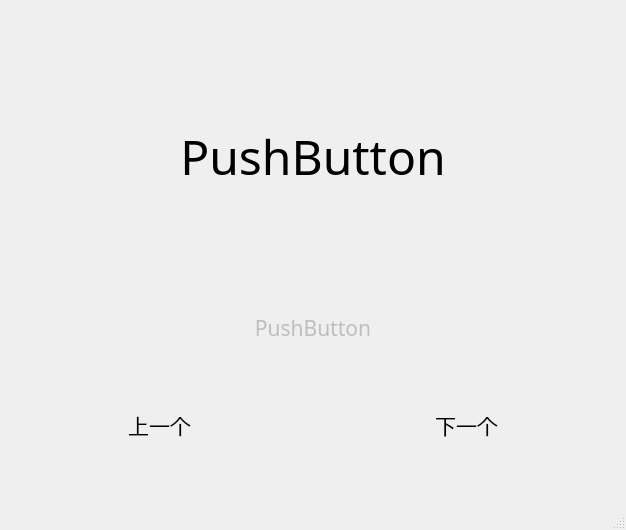
This is myApp/ui/ui/learnUI.ui in weilindong666/MyCode as Qt 5 draws it before an edit. The edited form follows.
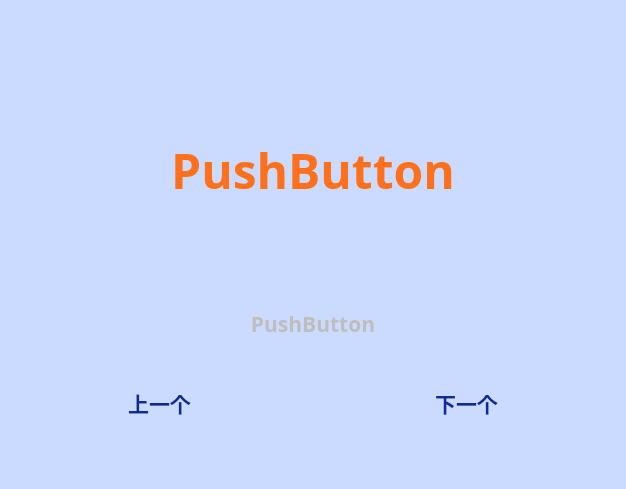
This is the edited form.

```diff
--- a/myApp/ui/ui/learnUI.ui
+++ b/myApp/ui/ui/learnUI.ui
@@ -7,7 +7,7 @@
     <x>0</x>
     <y>0</y>
     <width>626</width>
-    <height>530</height>
+    <height>489</height>
    </rect>
   </property>
   <property name="sizePolicy">
@@ -24,8 +24,50 @@
   <property name="windowTitle">
    <string>学习</string>
   </property>
+  <property name="styleSheet">
+   <string notr="true">background-color:rgb(203, 219, 255)</string>
+  </property>
   <widget class="QWidget" name="centralwidget">
-   <layout class="QVBoxLayout" name="verticalLayout" stretch="0,0,2">
+   <layout class="QVBoxLayout" name="verticalLayout" stretch="0,0,0,2">
+    <item>
+     <layout class="QHBoxLayout" name="horizontalLayout_4">
+      <item>
+       <spacer name="horizontalSpacer">
+        <property name="orientation">
+         <enum>Qt::Horizontal</enum>
+        </property>
+        <property name="sizeHint" stdset="0">
+         <size>
+          <width>40</width>
+          <height>20</height>
+         </size>
+        </property>
+       </spacer>
+      </item>
+      <item>
+       <widget class="QPushButton" name="close_Button">
+        <property name="sizePolicy">
+         <sizepolicy hsizetype="Fixed" vsizetype="Fixed">
+          <horstretch>0</horstretch>
+          <verstretch>0</verstretch>
+         </sizepolicy>
+        </property>
+        <property name="minimumSize">
+         <size>
+          <width>10</width>
+          <height>10</height>
+         </size>
+        </property>
+        <property name="text">
+         <string/>
+        </property>
+        <property name="flat">
+         <bool>true</bool>
+        </property>
+       </widget>
+      </item>
+     </layout>
+    </item>
     <item>
      <layout class="QHBoxLayout" name="horizontalLayout_2" stretch="0">
       <item>
@@ -52,13 +94,16 @@
          <font>
           <family>Agency FB</family>
           <pointsize>36</pointsize>
-          <weight>50</weight>
+          <weight>75</weight>
           <italic>false</italic>
-          <bold>false</bold>
+          <bold>true</bold>
           <underline>false</underline>
           <strikeout>false</strikeout>
          </font>
         </property>
+        <property name="styleSheet">
+         <string notr="true">color:rgb(255, 112, 29)</string>
+        </property>
         <property name="text">
          <string>PushButton</string>
         </property>
@@ -86,6 +131,8 @@
          <font>
           <family>方正舒体</family>
           <pointsize>16</pointsize>
+          <weight>75</weight>
+          <bold>true</bold>
          </font>
         </property>
         <property name="text">
@@ -112,8 +159,13 @@
          <font>
           <family>方正舒体</family>
           <pointsize>16</pointsize>
+          <weight>75</weight>
+          <bold>true</bold>
          </font>
         </property>
+        <property name="styleSheet">
+         <string notr="true">color:rgb(13, 43, 149)</string>
+        </property>
         <property name="text">
          <string>上一个</string>
         </property>
@@ -134,8 +186,13 @@
          <font>
           <family>方正舒体</family>
           <pointsize>16</pointsize>
+          <weight>75</weight>
+          <bold>true</bold>
          </font>
         </property>
+        <property name="styleSheet">
+         <string notr="true">color:rgb(13, 43, 149)</string>
+        </property>
         <property name="text">
          <string>下一个</string>
         </property>
```
